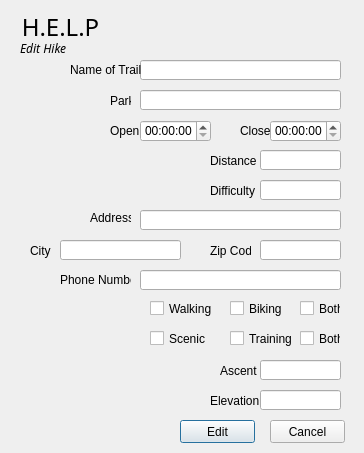
This is build-groupG-Desktop_Qt_5_15_1_MinGW_64_bit-Debug/groupG/edithikes.ui in vuandy50/GROUP_G as Qt 5 draws it before an edit. The edited form follows.
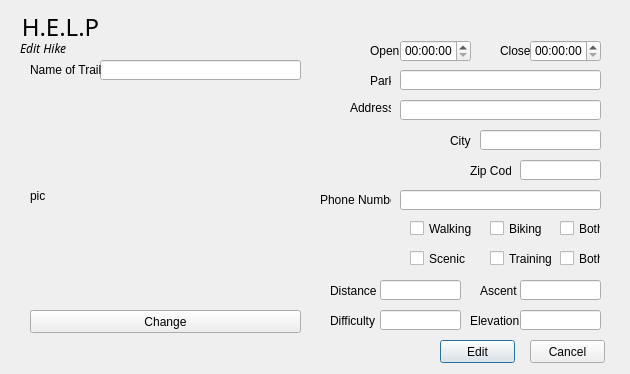
This is the edited form.

Diff of the .ui file:
```diff
--- a/build-groupG-Desktop_Qt_5_15_1_MinGW_64_bit-Debug/groupG/edithikes.ui
+++ b/build-groupG-Desktop_Qt_5_15_1_MinGW_64_bit-Debug/groupG/edithikes.ui
@@ -6,8 +6,8 @@
    <rect>
     <x>0</x>
     <y>0</y>
-    <width>364</width>
-    <height>453</height>
+    <width>630</width>
+    <height>374</height>
    </rect>
   </property>
   <property name="windowTitle">
@@ -45,7 +45,7 @@
   <widget class="QLineEdit" name="name">
    <property name="geometry">
     <rect>
-     <x>140</x>
+     <x>100</x>
      <y>60</y>
      <width>201</width>
      <height>20</height>
@@ -55,8 +55,8 @@
   <widget class="QLineEdit" name="park">
    <property name="geometry">
     <rect>
-     <x>140</x>
-     <y>90</y>
+     <x>400</x>
+     <y>70</y>
      <width>201</width>
      <height>20</height>
     </rect>
@@ -65,8 +65,8 @@
   <widget class="QLineEdit" name="distance">
    <property name="geometry">
     <rect>
-     <x>260</x>
-     <y>150</y>
+     <x>380</x>
+     <y>280</y>
      <width>81</width>
      <height>20</height>
     </rect>
@@ -75,8 +75,8 @@
   <widget class="QLineEdit" name="difficulty">
    <property name="geometry">
     <rect>
-     <x>260</x>
-     <y>180</y>
+     <x>380</x>
+     <y>310</y>
      <width>81</width>
      <height>20</height>
     </rect>
@@ -85,8 +85,8 @@
   <widget class="QLineEdit" name="address">
    <property name="geometry">
     <rect>
-     <x>140</x>
-     <y>210</y>
+     <x>400</x>
+     <y>100</y>
      <width>201</width>
      <height>20</height>
     </rect>
@@ -95,8 +95,8 @@
   <widget class="QLineEdit" name="city">
    <property name="geometry">
     <rect>
-     <x>60</x>
-     <y>240</y>
+     <x>480</x>
+     <y>130</y>
      <width>121</width>
      <height>20</height>
     </rect>
@@ -105,8 +105,8 @@
   <widget class="QLineEdit" name="zipcode">
    <property name="geometry">
     <rect>
-     <x>260</x>
-     <y>240</y>
+     <x>520</x>
+     <y>160</y>
      <width>81</width>
      <height>20</height>
     </rect>
@@ -115,8 +115,8 @@
   <widget class="QLineEdit" name="phoneNum">
    <property name="geometry">
     <rect>
-     <x>140</x>
-     <y>270</y>
+     <x>400</x>
+     <y>190</y>
      <width>201</width>
      <height>20</height>
     </rect>
@@ -125,8 +125,8 @@
   <widget class="QPushButton" name="edit">
    <property name="geometry">
     <rect>
-     <x>180</x>
-     <y>420</y>
+     <x>440</x>
+     <y>340</y>
      <width>75</width>
      <height>23</height>
     </rect>
@@ -138,8 +138,8 @@
   <widget class="QPushButton" name="pushButton_2">
    <property name="geometry">
     <rect>
-     <x>270</x>
-     <y>420</y>
+     <x>530</x>
+     <y>340</y>
      <width>75</width>
      <height>23</height>
     </rect>
@@ -151,7 +151,7 @@
   <widget class="QLabel" name="label">
    <property name="geometry">
     <rect>
-     <x>70</x>
+     <x>30</x>
      <y>60</y>
      <width>71</width>
      <height>20</height>
@@ -164,8 +164,8 @@
   <widget class="QLabel" name="label_2">
    <property name="geometry">
     <rect>
-     <x>110</x>
-     <y>90</y>
+     <x>370</x>
+     <y>70</y>
      <width>21</width>
      <height>21</height>
     </rect>
@@ -177,8 +177,8 @@
   <widget class="QTimeEdit" name="openTime">
    <property name="geometry">
     <rect>
-     <x>140</x>
-     <y>120</y>
+     <x>400</x>
+     <y>40</y>
      <width>71</width>
      <height>22</height>
     </rect>
@@ -187,8 +187,8 @@
   <widget class="QTimeEdit" name="closeTime">
    <property name="geometry">
     <rect>
-     <x>270</x>
-     <y>120</y>
+     <x>530</x>
+     <y>40</y>
      <width>71</width>
      <height>22</height>
     </rect>
@@ -197,8 +197,8 @@
   <widget class="QLabel" name="label_3">
    <property name="geometry">
     <rect>
-     <x>240</x>
-     <y>120</y>
+     <x>500</x>
+     <y>40</y>
      <width>31</width>
      <height>21</height>
     </rect>
@@ -210,8 +210,8 @@
   <widget class="QLabel" name="label_4">
    <property name="geometry">
     <rect>
-     <x>110</x>
-     <y>120</y>
+     <x>370</x>
+     <y>40</y>
      <width>31</width>
      <height>21</height>
     </rect>
@@ -223,8 +223,8 @@
   <widget class="QLabel" name="label_5">
    <property name="geometry">
     <rect>
-     <x>210</x>
-     <y>150</y>
+     <x>330</x>
+     <y>280</y>
      <width>47</width>
      <height>21</height>
     </rect>
@@ -236,8 +236,8 @@
   <widget class="QLabel" name="label_6">
    <property name="geometry">
     <rect>
-     <x>210</x>
-     <y>180</y>
+     <x>330</x>
+     <y>310</y>
      <width>47</width>
      <height>21</height>
     </rect>
@@ -249,8 +249,8 @@
   <widget class="QLabel" name="label_7">
    <property name="geometry">
     <rect>
-     <x>90</x>
-     <y>210</y>
+     <x>350</x>
+     <y>100</y>
      <width>41</width>
      <height>16</height>
     </rect>
@@ -262,8 +262,8 @@
   <widget class="QLabel" name="label_8">
    <property name="geometry">
     <rect>
-     <x>30</x>
-     <y>240</y>
+     <x>450</x>
+     <y>130</y>
      <width>21</width>
      <height>21</height>
     </rect>
@@ -275,8 +275,8 @@
   <widget class="QLabel" name="label_9">
    <property name="geometry">
     <rect>
-     <x>210</x>
-     <y>240</y>
+     <x>470</x>
+     <y>160</y>
      <width>41</width>
      <height>21</height>
     </rect>
@@ -288,8 +288,8 @@
   <widget class="QLabel" name="label_10">
    <property name="geometry">
     <rect>
-     <x>60</x>
-     <y>270</y>
+     <x>320</x>
+     <y>190</y>
      <width>71</width>
      <height>20</height>
     </rect>
@@ -301,8 +301,8 @@
   <widget class="QCheckBox" name="walking">
    <property name="geometry">
     <rect>
-     <x>150</x>
-     <y>300</y>
+     <x>410</x>
+     <y>220</y>
      <width>70</width>
      <height>17</height>
     </rect>
@@ -314,8 +314,8 @@
   <widget class="QCheckBox" name="biking">
    <property name="geometry">
     <rect>
-     <x>230</x>
-     <y>300</y>
+     <x>490</x>
+     <y>220</y>
      <width>70</width>
      <height>17</height>
     </rect>
@@ -327,8 +327,8 @@
   <widget class="QCheckBox" name="both1">
    <property name="geometry">
     <rect>
-     <x>300</x>
-     <y>300</y>
+     <x>560</x>
+     <y>220</y>
      <width>41</width>
      <height>17</height>
     </rect>
@@ -340,8 +340,8 @@
   <widget class="QCheckBox" name="scenic">
    <property name="geometry">
     <rect>
-     <x>150</x>
-     <y>330</y>
+     <x>410</x>
+     <y>250</y>
      <width>70</width>
      <height>17</height>
     </rect>
@@ -353,8 +353,8 @@
   <widget class="QCheckBox" name="both2">
    <property name="geometry">
     <rect>
-     <x>300</x>
-     <y>330</y>
+     <x>560</x>
+     <y>250</y>
      <width>41</width>
      <height>17</height>
     </rect>
@@ -366,8 +366,8 @@
   <widget class="QCheckBox" name="training">
    <property name="geometry">
     <rect>
-     <x>230</x>
-     <y>330</y>
+     <x>490</x>
+     <y>250</y>
      <width>70</width>
      <height>17</height>
     </rect>
@@ -398,8 +398,8 @@
   <widget class="QLabel" name="errorMesg">
    <property name="geometry">
     <rect>
-     <x>140</x>
-     <y>20</y>
+     <x>350</x>
+     <y>40</y>
      <width>211</width>
      <height>16</height>
     </rect>
@@ -414,8 +414,8 @@
   <widget class="QLineEdit" name="ascent">
    <property name="geometry">
     <rect>
-     <x>260</x>
-     <y>360</y>
+     <x>520</x>
+     <y>280</y>
      <width>81</width>
      <height>20</height>
     </rect>
@@ -424,8 +424,8 @@
   <widget class="QLabel" name="label_12">
    <property name="geometry">
     <rect>
-     <x>220</x>
-     <y>360</y>
+     <x>480</x>
+     <y>280</y>
      <width>41</width>
      <height>21</height>
     </rect>
@@ -437,8 +437,8 @@
   <widget class="QLabel" name="label_13">
    <property name="geometry">
     <rect>
-     <x>210</x>
-     <y>390</y>
+     <x>470</x>
+     <y>310</y>
      <width>51</width>
      <height>21</height>
     </rect>
@@ -450,13 +450,39 @@
   <widget class="QLineEdit" name="elevation">
    <property name="geometry">
     <rect>
-     <x>260</x>
-     <y>390</y>
+     <x>520</x>
+     <y>310</y>
      <width>81</width>
      <height>20</height>
     </rect>
    </property>
   </widget>
+  <widget class="QPushButton" name="changePic">
+   <property name="geometry">
+    <rect>
+     <x>30</x>
+     <y>310</y>
+     <width>271</width>
+     <height>23</height>
+    </rect>
+   </property>
+   <property name="text">
+    <string>Change</string>
+   </property>
+  </widget>
+  <widget class="QLabel" name="pic">
+   <property name="geometry">
+    <rect>
+     <x>30</x>
+     <y>90</y>
+     <width>271</width>
+     <height>211</height>
+    </rect>
+   </property>
+   <property name="text">
+    <string>pic</string>
+   </property>
+  </widget>
  </widget>
  <resources/>
  <connections/>
```
